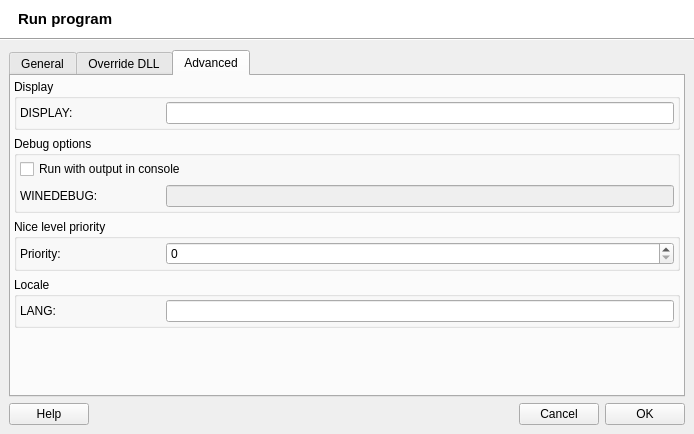
brezerk/q4wine, file src/q4wine-gui/uis/Run.ui: the form before one commit.
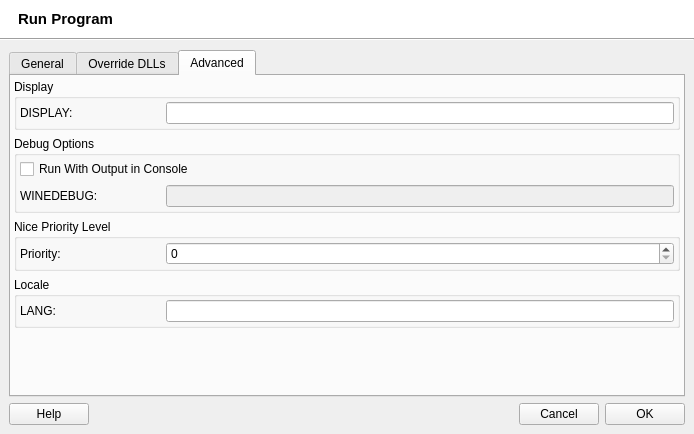
The form after the commit. The open tabs and pages were chosen to show the change. Icons and pictures are not drawn.

What changed in the file:
```diff
--- a/src/q4wine-gui/uis/Run.ui
+++ b/src/q4wine-gui/uis/Run.ui
@@ -167,7 +167,7 @@
          </font>
         </property>
         <property name="text">
-         <string>Run program</string>
+         <string>Run Program</string>
         </property>
        </widget>
       </item>
@@ -584,7 +584,7 @@
         </widget>
         <widget class="QWidget" name="tab_3">
          <attribute name="title">
-          <string>Override DLL</string>
+          <string>Override DLLs</string>
          </attribute>
          <layout class="QVBoxLayout">
           <property name="margin">
@@ -764,7 +764,7 @@
           <item>
            <widget class="QGroupBox" name="groupBox_3">
             <property name="title">
-             <string>Debug options</string>
+             <string>Debug Options</string>
             </property>
             <layout class="QVBoxLayout">
              <property name="margin">
@@ -773,7 +773,7 @@
              <item>
               <widget class="QCheckBox" name="cbUseConsole">
                <property name="text">
-                <string>Run with output in console</string>
+                <string>Run With Output in Console</string>
                </property>
               </widget>
              </item>
@@ -818,7 +818,7 @@
           <item>
            <widget class="QGroupBox" name="groupBox_9">
             <property name="title">
-             <string>Nice level priority</string>
+             <string>Nice Priority Level</string>
             </property>
             <layout class="QVBoxLayout" name="_3">
              <property name="margin">
```
Left out of the diff: 6 changed lines with no effect on the pictures.
